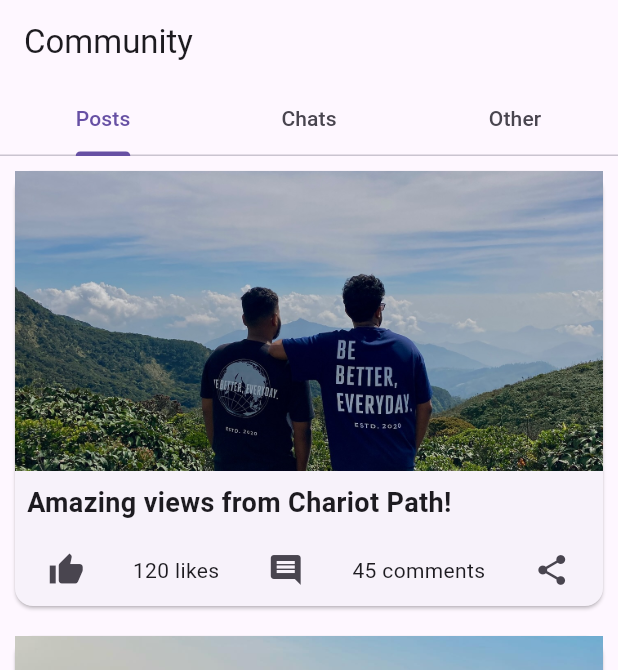
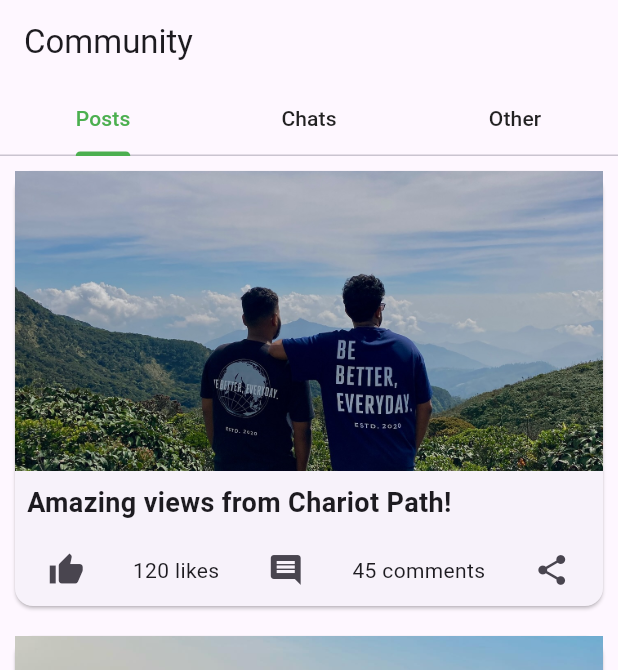
Before and after one commit to ReapredatoR/serendib_trails, a Flutter app: the screen it shows after launch, item 3 of the bottom bar chosen, on a phone screen of 412 x 824 dp, the part 84-754 px from its top. Run offline on Flutter 3.47's test engine with Material 3 defaults, Android fonts, the light colour scheme and no system bars; our stand-ins replace flutter_map, latlong2.

Commit message:
trails screen update

```diff
--- a/lib/screens/community_screen.dart
+++ b/lib/screens/community_screen.dart
@@ -189,6 +189,10 @@ class _CommunityScreenState extends State<CommunityScreen> {
         appBar: AppBar(
           title: Text('Community'),
           bottom: TabBar(
+            indicatorColor: Colors.green, // Set indicator color to green
+            labelColor: Colors.green, // Set selected tab text color to green
+            unselectedLabelColor:
+                Colors.black87, // Set unselected tab text color
             onTap: _onItemTapped,
             tabs: <Widget>[
               Tab(text: 'Posts'),
--- a/lib/screens/trail_list_screen.dart
+++ b/lib/screens/trail_list_screen.dart
@@ -162,7 +162,7 @@ class _TrailListScreenState extends State<TrailListScreen>
           indicatorColor: Colors.green, // Set indicator color to green
           labelColor: Colors.green, // Set selected tab text color to green
           unselectedLabelColor: Colors.black87, // Set unselected tab text color
-          tabs: [
+          tabs: const [
             Tab(text: 'Top 10 Trails'),
             Tab(text: 'Trending Trails'),
             Tab(text: 'Add Trail'),
```
